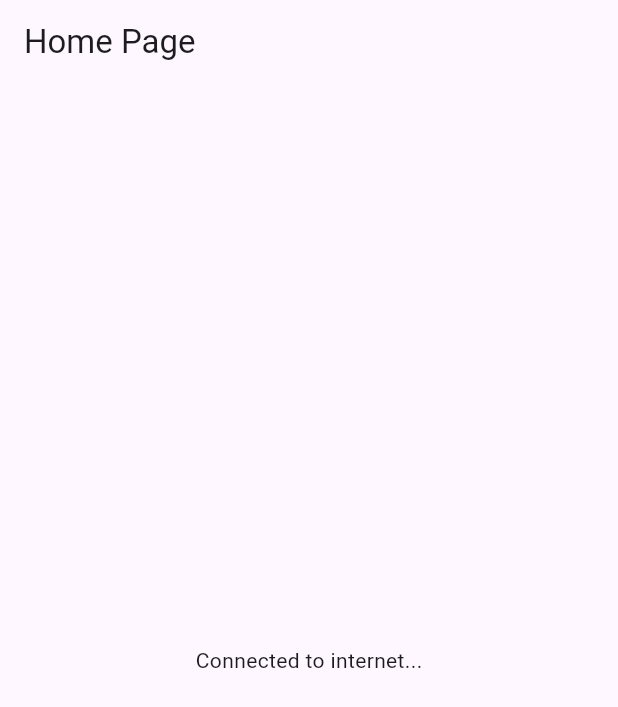
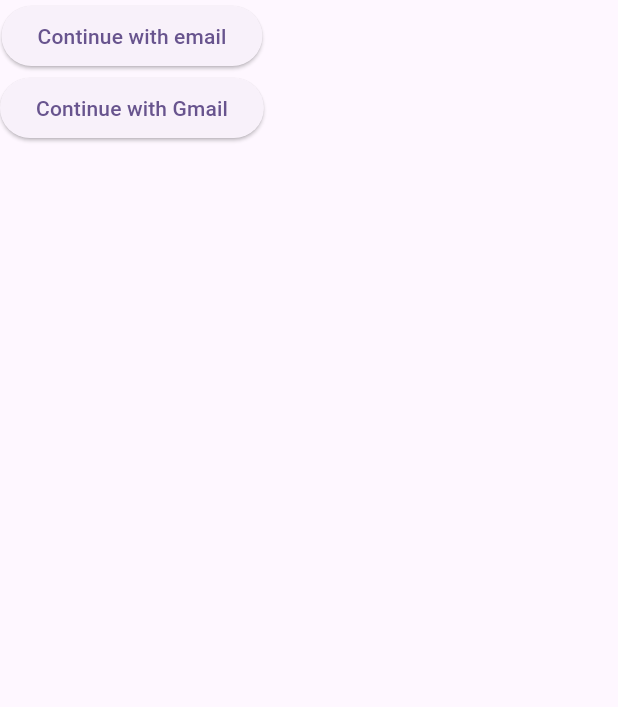
Before and after one commit to sharanAmit/bloc_tutorial, a Flutter app: the screen it shows after launch, on a phone screen of 412 x 824 dp. Shown: the top 707 px of the screen. Run offline on Flutter 3.47's test engine with Material 3 defaults, Android fonts, the phone set to English and light mode, and no system bars; our stand-ins replace connectivity, flutter_bloc.

Commit message:
text input validator complete with bloc

```diff
--- a/lib/main.dart
+++ b/lib/main.dart
@@ -1,8 +1,8 @@
 import 'package:bloc_tutorial/bloc/internet_bloc/internet_bloc.dart';
 import 'package:bloc_tutorial/cubit/internet_cubit.dart';
 import 'package:bloc_tutorial/home_page.dart';
+import 'package:bloc_tutorial/welcome/welcome_screen.dart';
 import 'package:flutter/material.dart';
-import 'package:flutter_bloc/flutter_bloc.dart';
 
 void main() {
   runApp(const MyApp());
@@ -14,16 +14,16 @@ class MyApp extends StatelessWidget {
   // This widget is the root of your application.
   @override
   Widget build(BuildContext context) {
-    return BlocProvider(
-      create: (context) => InternetCubit(),
-      child: MaterialApp(
+    return
+
+      MaterialApp(
         title: 'Flutter Bloc Tutorial',
         theme: ThemeData(
           colorScheme: ColorScheme.fromSeed(seedColor: Colors.deepPurple),
           useMaterial3: true,
         ),
-        home: HomePage(),
-      ),
+        home: Welcome(),
+
     );
   }
 }
--- /dev/null
+++ b/lib/sign_in/bloc/sign_in_event.dart
@@ -0,0 +1,11 @@
+abstract class SigninEvent{}
+class SignInTextChangedEvent extends SigninEvent{
+  final String email;
+  final String password;
+  SignInTextChangedEvent(this.email, this.password);
+}
+class SignInButtonChangedEvent extends SigninEvent{
+  final String email;
+  final String password;
+  SignInButtonChangedEvent(this.email, this.password);
+}
--- /dev/null
+++ b/lib/sign_in/bloc/sign_in_state.dart
@@ -0,0 +1,14 @@
+abstract class SigninState {}
+
+class SignInInitState extends SigninState {}
+
+class SignInErrorState extends SigninState {
+  final String error;
+  SignInErrorState(this.error);
+}
+
+class SignInInvalidState extends SigninState {}
+
+class SignInValidState extends SigninState {}
+
+class SignInLoadingState extends SigninState {}
--- /dev/null
+++ b/lib/sign_in/bloc/signin_bloc.dart
@@ -0,0 +1,20 @@
+import 'package:bloc_tutorial/sign_in/bloc/sign_in_event.dart';
+import 'package:bloc_tutorial/sign_in/bloc/sign_in_state.dart';
+import 'package:flutter_bloc/flutter_bloc.dart';
+
+class SignInBloc extends Bloc<SigninEvent, SigninState> {
+  SignInBloc() : super(SignInInitState()) {
+    on<SignInTextChangedEvent>((event, emit) {
+      if (event.email == "") {
+        emit(SignInErrorState("Please enter valid email"));
+      } else if (event.password.length < 8) {
+        emit(SignInErrorState("Please enter valid password"));
+      } else {
+        emit(SignInValidState());
+      }
+    }); // event SignInTextChangeEvent
+    on<SignInButtonChangedEvent>((event, emit) {
+      emit(SignInLoadingState());
+    }); // event SignInButtonCHangedEvent
+  }
+}
--- /dev/null
+++ b/lib/welcome/welcome_screen.dart
@@ -0,0 +1,42 @@
+import 'package:bloc_tutorial/sign_in/bloc/signin_bloc.dart';
+import 'package:bloc_tutorial/sign_in/email_page.dart';
+import 'package:flutter/material.dart';
+import 'package:flutter_bloc/flutter_bloc.dart';
+
+class Welcome extends StatelessWidget {
+  const Welcome({super.key});
+
+  @override
+  Widget build(BuildContext context) {
+    return Scaffold(
+      body: Column(
+        children: [
+          ElevatedButton(
+            onPressed: () {
+              Navigator.push(
+                context,
+                MaterialPageRoute(
+                  builder: (context) {
+                    return BlocProvider(
+                      create: (context) => SignInBloc(),
+                      child: EmailPage(),
+                    );
+                  },
+                ),
+              );
+            },
+            child: Text(
+              "Continue with email",
+            ),
+          ),
+          ElevatedButton(
+            onPressed: () {},
+            child: Text(
+              "Continue with Gmail",
+            ),
+          ),
+        ],
+      ),
+    );
+  }
+}
```
Also changed, not shown: lib/sign_in/email_page.dart (added, +101 -0 lines).
